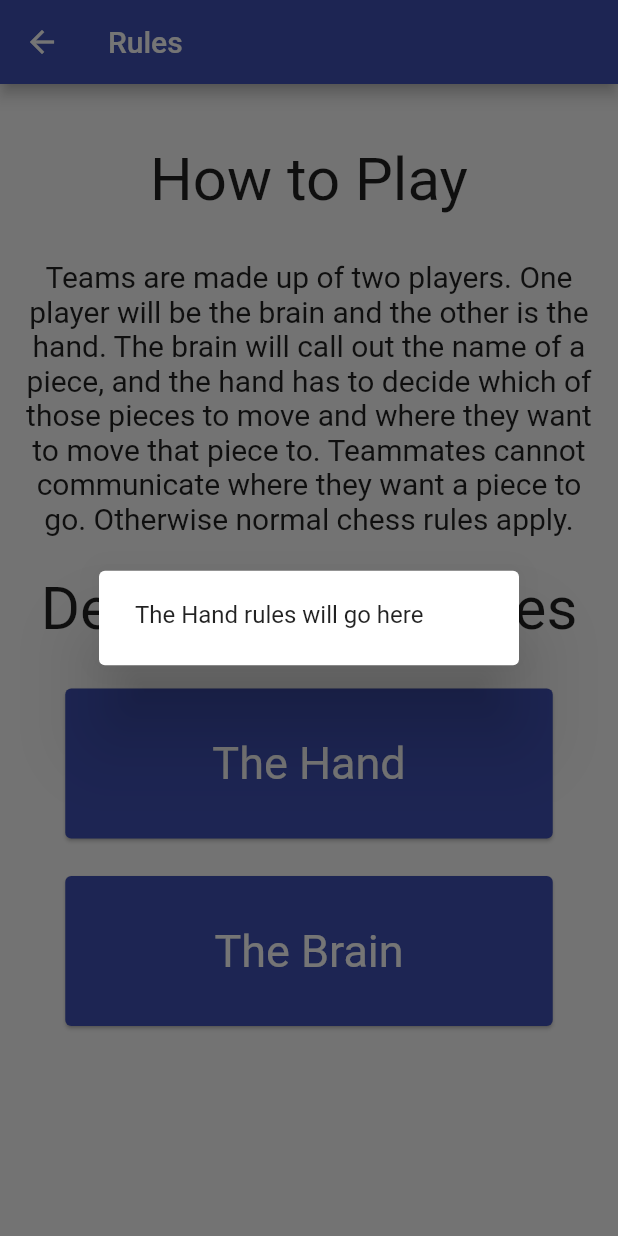
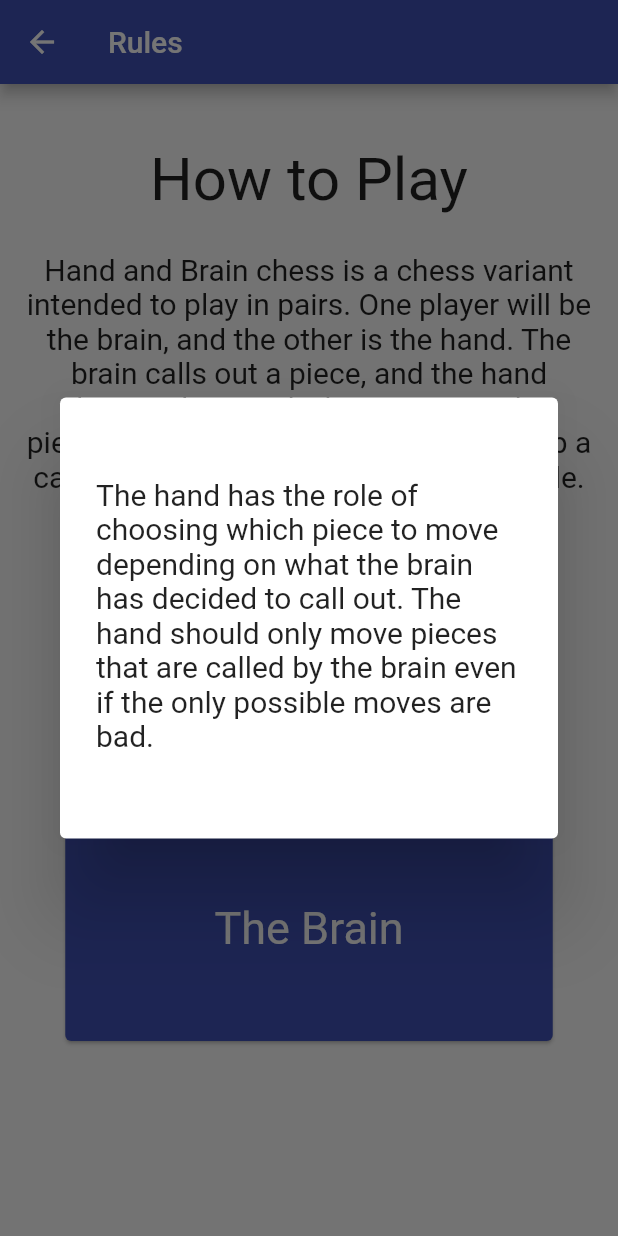
Before and after one commit to jonathandieu/hbchess-mobile, a Flutter app: the Rules screen opened by its route, after a tap on "The Hand", on a phone screen of 412 x 824 dp. Run offline on Flutter 3.47's test engine with Material 2 defaults, Android fonts, the phone set to English and light mode, and no system bars; our stand-ins replace flutter_secure_storage, jwt_decoder; accounts and stored records are empty.

Commit message:
Updated text for each dialog box

```diff
--- a/assets/rules.txt
+++ b/assets/rules.txt
@@ -1,3 +1,3 @@
-Teams are made up of two players. One player will be the brain and the other is the hand.
-The brain will call out the name of a piece, and the hand has to decide which of those pieces to move and where they want to move that piece to.
-Teammates cannot communicate where they want a piece to go. Otherwise normal chess rules apply.
+Hand and Brain chess is a chess variant intended to play in pairs. One player will be the brain, and the other is the hand. The brain calls out a piece, and the hand chooses how and where to move that piece. Tap a role card below to learn more about each role.
+
+The hand has the role of choosing which piece to move depending on what the brain has decided to call out. The hand should only move pieces that are called by the brain even if the only possible moves are bad.
--- a/lib/screens/rules.dart
+++ b/lib/screens/rules.dart
@@ -26,19 +26,22 @@ class _RulesState extends State<Rules> {
                     'How to Play',
                     style: TextStyle(fontSize: 40),
                   ),
-                  const SizedBox(height: 30),
+                  const SizedBox(height: 25),
 
                   // There is probably a better way to add this text. Look into file imports
                   const Text(
-                    "Teams are made up of two players. One player will be the brain and the other is the hand. The brain will call out the name of a piece, and the hand has to decide which of those pieces to move and where they want to move that piece to. Teammates cannot communicate where they want a piece to go. Otherwise normal chess rules apply.",
+                    "Hand and Brain chess is a chess variant intended to play in pairs. One player will be the brain, and the other is the hand. The brain calls out a piece, and the hand chooses how and where to move that piece. Normal chess rules still apply. Tap a card below to learn more about each role.",
                     textAlign: TextAlign.center,
                     style: TextStyle(fontSize: 20),
                   ),
-                  const SizedBox(height: 25),
+
+                  // space between headers
+                  /*const SizedBox(height: 60),
                   const Text(
                     'Description of Roles',
                     style: TextStyle(fontSize: 40),
                   ),
+                  */
                   const SizedBox(height: 25),
                   // Hand rule card
                   Card(
@@ -51,7 +54,7 @@ class _RulesState extends State<Rules> {
                         _showHandRules(context);
                       },
                       child: Container(
-                        height: 100,
+                        height: 150,
                         width: 325,
                         alignment: Alignment.center,
                         child: const Text(
@@ -61,7 +64,7 @@ class _RulesState extends State<Rules> {
                       ),
                     ),
                   ),
-                  const SizedBox(height: 15),
+                  const SizedBox(height: 25),
                   // Brain rule card
                   Card(
                     margin: const EdgeInsets.all(5),
@@ -73,7 +76,7 @@ class _RulesState extends State<Rules> {
                         _showBrainRules(context);
                       },
                       child: Container(
-                        height: 100,
+                        height: 150,
                         width: 325,
                         alignment: Alignment.center,
                         child: const Text(
@@ -108,7 +111,15 @@ _showBrainRules(BuildContext context) async {
                 onPressed: () {
                   Navigator.pop(context);
                 },
-                child: const Text('The Brain rules will go here'),
+                child: Container(
+                  height: 250,
+                  width: 325,
+                  alignment: Alignment.center,
+                  child: const Text(
+                    'The brain has the role of choosing which piece the hand player has to choose from. The brain can call out any piece as long as it has a legal move. They CANNOT hint the moves they would like a piece to make. That decision is completely up to the hand.',
+                    style: TextStyle(fontSize: 20),
+                  ),
+                ),
               ),
             ],
           ),
@@ -128,7 +139,15 @@ _showHandRules(BuildContext context) async {
                 onPressed: () {
                   Navigator.pop(context);
                 },
-                child: const Text('The Hand rules will go here'),
+                child: Container(
+                  height: 250,
+                  width: 325,
+                  alignment: Alignment.center,
+                  child: const Text(
+                    'The hand has the role of choosing which piece to move depending on what the brain has decided to call out. The hand should only move pieces that are called by the brain even if the only possible moves are bad.',
+                    style: TextStyle(fontSize: 20),
+                  ),
+                ),
               ),
             ],
           ),
```
